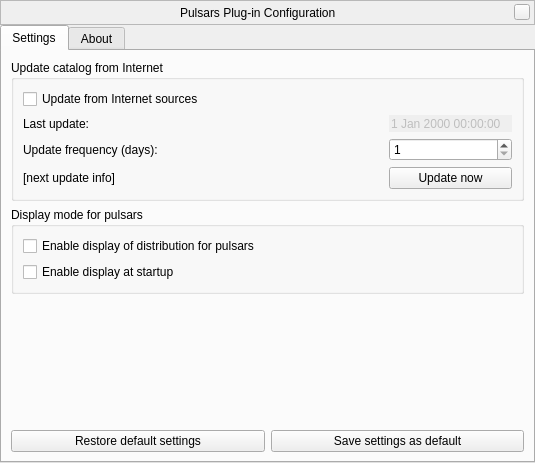
Old version of the form plugins/Pulsars/src/gui/pulsarsDialog.ui in the repository 519984307/stellarium_src.
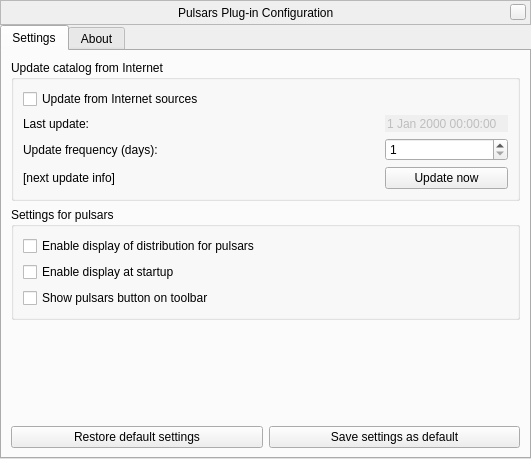
New version of the form. Custom widgets are drawn as their Qt base class.

Commit message: Enable show pulsars button on toolbar for Exoplanets, Quasars and Pulsars plugins

Diff of the .ui file:
```diff
--- a/plugins/Pulsars/src/gui/pulsarsDialog.ui
+++ b/plugins/Pulsars/src/gui/pulsarsDialog.ui
@@ -6,8 +6,8 @@
    <rect>
     <x>0</x>
     <y>0</y>
-    <width>535</width>
-    <height>463</height>
+    <width>531</width>
+    <height>459</height>
    </rect>
   </property>
   <property name="windowTitle">
@@ -229,7 +229,7 @@
        <item>
         <widget class="QGroupBox" name="displayBox">
          <property name="title">
-          <string>Display mode for pulsars</string>
+          <string>Settings for pulsars</string>
          </property>
          <property name="flat">
           <bool>true</bool>
@@ -252,6 +252,13 @@
             </property>
            </widget>
           </item>
+          <item>
+           <widget class="QCheckBox" name="displayShowPulsarsButton">
+            <property name="text">
+             <string>Show pulsars button on toolbar</string>
+            </property>
+           </widget>
+          </item>
          </layout>
         </widget>
        </item>
```
The commit also changes 17 other files.
